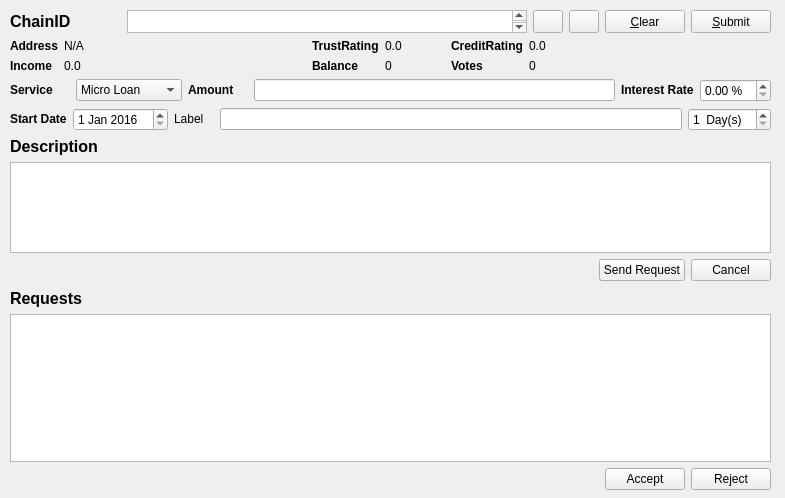
Qt form src/qt/forms/p2pservices.ui (thelonecrouton/bitcredit) before a commit.
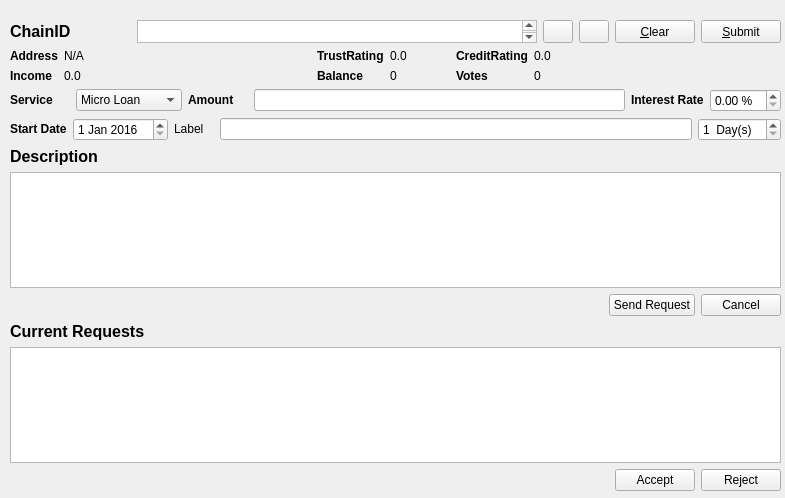
The same form after that commit. Icons and pictures are not drawn. Custom widgets are drawn as their Qt base class.

Diff of the .ui file:
```diff
--- a/src/qt/forms/p2pservices.ui
+++ b/src/qt/forms/p2pservices.ui
@@ -13,66 +13,13 @@
   <property name="windowTitle">
    <string>Form</string>
   </property>
-  <widget class="QWidget" name="verticalLayoutWidget">
-   <property name="geometry">
-    <rect>
-     <x>10</x>
-     <y>289</y>
-     <width>761</width>
-     <height>201</height>
-    </rect>
-   </property>
-   <layout class="QVBoxLayout" name="verticalLayout">
-    <item>
-     <widget class="QLabel" name="label_12">
-      <property name="text">
-       <string>&lt;html&gt;&lt;head/&gt;&lt;body&gt;&lt;p&gt;&lt;span style=&quot; font-size:12pt; font-weight:600;&quot;&gt;Requests&lt;/span&gt;&lt;/p&gt;&lt;/body&gt;&lt;/html&gt;</string>
-      </property>
-     </widget>
-    </item>
-    <item>
-     <widget class="QTextEdit" name="textEdit"/>
-    </item>
-    <item>
-     <layout class="QHBoxLayout" name="horizontalLayout_2">
-      <item>
-       <spacer name="horizontalSpacer">
-        <property name="orientation">
-         <enum>Qt::Horizontal</enum>
-        </property>
-        <property name="sizeHint" stdset="0">
-         <size>
-          <width>40</width>
-          <height>20</height>
-         </size>
-        </property>
-       </spacer>
-      </item>
-      <item>
-       <widget class="QPushButton" name="pushButton">
-        <property name="text">
-         <string>Accept</string>
-        </property>
-       </widget>
-      </item>
-      <item>
-       <widget class="QPushButton" name="pushButton_2">
-        <property name="text">
-         <string>Reject</string>
-        </property>
-       </widget>
-      </item>
-     </layout>
-    </item>
-   </layout>
-  </widget>
   <widget class="QWidget" name="verticalLayoutWidget_2">
    <property name="geometry">
     <rect>
      <x>10</x>
-     <y>10</y>
-     <width>761</width>
-     <height>271</height>
+     <y>20</y>
+     <width>771</width>
+     <height>471</height>
     </rect>
    </property>
    <layout class="QVBoxLayout" name="verticalLayout_2">
@@ -558,6 +505,51 @@
       </item>
      </layout>
     </item>
+    <item>
+     <layout class="QVBoxLayout" name="verticalLayout">
+      <item>
+       <widget class="QLabel" name="label_12">
+        <property name="text">
+         <string>&lt;html&gt;&lt;head/&gt;&lt;body&gt;&lt;p&gt;&lt;span style=&quot; font-size:12pt; font-weight:600;&quot;&gt;Current Requests&lt;/span&gt;&lt;/p&gt;&lt;/body&gt;&lt;/html&gt;</string>
+        </property>
+       </widget>
+      </item>
+      <item>
+       <widget class="QTextEdit" name="textEdit"/>
+      </item>
+      <item>
+       <layout class="QHBoxLayout" name="horizontalLayout_2">
+        <item>
+         <spacer name="horizontalSpacer">
+          <property name="orientation">
+           <enum>Qt::Horizontal</enum>
+          </property>
+          <property name="sizeHint" stdset="0">
+           <size>
+            <width>40</width>
+            <height>20</height>
+           </size>
+          </property>
+         </spacer>
+        </item>
+        <item>
+         <widget class="QPushButton" name="pushButton">
+          <property name="text">
+           <string>Accept</string>
+          </property>
+         </widget>
+        </item>
+        <item>
+         <widget class="QPushButton" name="pushButton_2">
+          <property name="text">
+           <string>Reject</string>
+          </property>
+         </widget>
+        </item>
+       </layout>
+      </item>
+     </layout>
+    </item>
    </layout>
   </widget>
  </widget>
```
